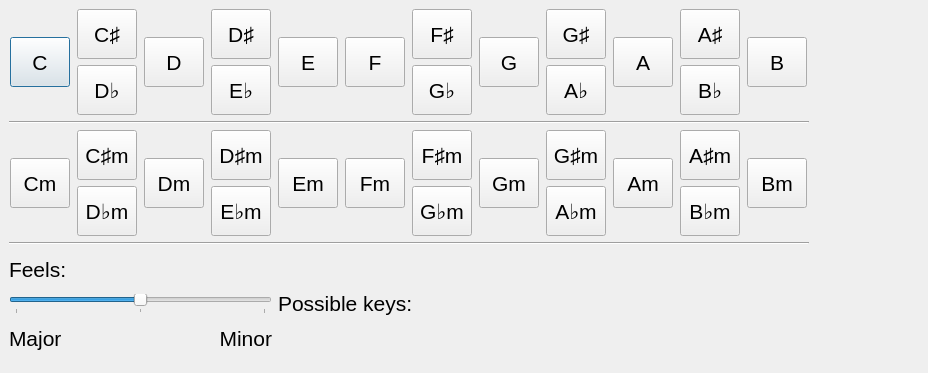
Before: the Qt Designer form keyfromchords.ui in mreintz/circleOfFifths, drawn with Qt 5.
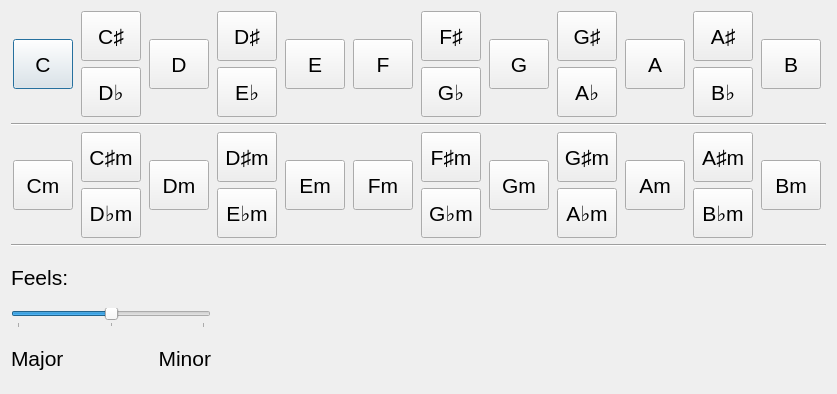
After: the same form once the commit is applied. Custom widgets are drawn as their Qt base class.

Commit message: Version where you can click the center of the circle if you want to find your key from chords.

Patch:
```diff
--- a/keyfromchords.ui
+++ b/keyfromchords.ui
@@ -6,22 +6,15 @@
    <rect>
     <x>0</x>
     <y>0</y>
-    <width>928</width>
-    <height>373</height>
+    <width>837</width>
+    <height>371</height>
    </rect>
   </property>
   <property name="windowTitle">
    <string>Dialog</string>
   </property>
-  <widget class="QWidget" name="">
-   <property name="geometry">
-    <rect>
-     <x>9</x>
-     <y>9</y>
-     <width>800</width>
-     <height>347</height>
-    </rect>
-   </property>
+  <layout class="QHBoxLayout" name="horizontalLayout_5">
+   <item>
    <layout class="QVBoxLayout" name="verticalLayout_12">
     <item>
      <layout class="QHBoxLayout" name="horizontalLayout">
@@ -1106,11 +1099,26 @@
      </widget>
     </item>
     <item>
-     <layout class="QHBoxLayout" name="horizontalLayout_4" stretch="1,1,1,1">
+      <layout class="QHBoxLayout" name="horizontalLayout_4" stretch="1,3">
       <item>
        <layout class="QVBoxLayout" name="verticalLayout_11">
+         <property name="sizeConstraint">
+          <enum>QLayout::SetFixedSize</enum>
+         </property>
         <item>
          <widget class="QLabel" name="label_2">
+           <property name="minimumSize">
+            <size>
+             <width>200</width>
+             <height>0</height>
+            </size>
+           </property>
+           <property name="maximumSize">
+            <size>
+             <width>200</width>
+             <height>16777215</height>
+            </size>
+           </property>
           <property name="font">
            <font>
             <pointsize>16</pointsize>
@@ -1123,6 +1131,18 @@
         </item>
         <item>
          <widget class="mySlider" name="majorMinorSlider">
+           <property name="minimumSize">
+            <size>
+             <width>200</width>
+             <height>0</height>
+            </size>
+           </property>
+           <property name="maximumSize">
+            <size>
+             <width>200</width>
+             <height>16777215</height>
+            </size>
+           </property>
           <property name="maximum">
            <number>2</number>
           </property>
@@ -1177,36 +1197,30 @@
        </layout>
       </item>
       <item>
-       <widget class="QLabel" name="chordLabel">
-        <property name="font">
-         <font>
-          <pointsize>16</pointsize>
-         </font>
-        </property>
-        <property name="text">
-         <string>Possible keys:</string>
-        </property>
-       </widget>
-      </item>
+        <layout class="QHBoxLayout" name="keyLayout">
       <item>
-       <widget class="QLabel" name="keyLabel">
-        <property name="font">
-         <font>
-          <pointsize>16</pointsize>
-         </font>
-        </property>
-        <property name="text">
-         <string/>
+          <widget class="QWidget" name="keyWidget" native="true">
+           <property name="minimumSize">
+            <size>
+             <width>0</width>
+             <height>130</height>
+            </size>
+           </property>
+           <property name="maximumSize">
+            <size>
+             <width>16777215</width>
+             <height>130</height>
+            </size>
         </property>
        </widget>
       </item>
-      <item>
-       <layout class="QHBoxLayout" name="keyLayout"/>
+        </layout>
       </item>
      </layout>
     </item>
    </layout>
-  </widget>
+   </item>
+  </layout>
  </widget>
  <customwidgets>
   <customwidget>
```
Lines whose indentation alone changed are shown as unchanged. The commit also changes 4 other files.
